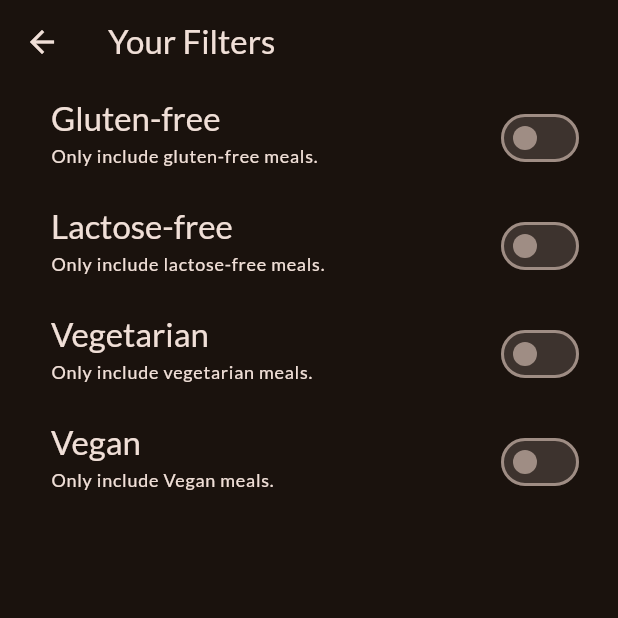
After one commit to Chinez-droid/Meals-App, a Flutter app: the FiltersScreen screen opened directly, on a phone screen of 412 x 824 dp, the top half of it. The commit adds this screen. Run offline on Flutter 3.47's test engine with Material 3 defaults, Android fonts, the phone set to English and light mode, and no system bars; our stand-ins replace google_fonts, transparent_image.

```diff
--- /dev/null
+++ b/lib/screens/filters.dart
@@ -0,0 +1,133 @@
+import 'package:flutter/material.dart';
+// import 'package:meals/screens/tabs.dart';
+// import 'package:meals/widgets/main_drawer.dart';
+
+class FiltersScreen extends StatefulWidget {
+  const FiltersScreen({super.key});
+
+  @override
+  State<FiltersScreen> createState() {
+    return _FiltersScreenState();
+  }
+}
+
+class _FiltersScreenState extends State<FiltersScreen> {
+  var _glutenFreeFilterSet = false;
+  var _lactoseFreeFilterSet = false;
+  var _vegetarianFilterSet = false;
+  var _veganFilterSet = false;
+
+  @override
+  Widget build(BuildContext context) {
+    // returning the design & functionality of the widget
+    return Scaffold(
+      appBar: AppBar(
+        title: const Text('Your Filters'),
+      ),
+      //drawer: MainDrawer(
+      // onSelectScreen: (identifier) {
+      // Navigator.of(context).pop();
+      //if (identifier == 'Meals') {
+      // Navigator.of(context).pushReplacement(
+      // MaterialPageRoute(
+      //  builder: (ctx) => const TabsScreen(),
+      //),
+      // );
+      //}
+      //},
+      // ),
+      body: Column(
+        children: [
+          SwitchListTile(
+            value: _glutenFreeFilterSet,
+            onChanged: (isChecked) {
+              setState(() {
+                _glutenFreeFilterSet = isChecked;
+              });
+            },
+            title: Text(
+              'Gluten-free',
+              style: Theme.of(context).textTheme.titleLarge!.copyWith(
+                    color: Theme.of(context).colorScheme.onBackground,
+                  ),
+            ),
+            subtitle: Text(
+              'Only include gluten-free meals.',
+              style: Theme.of(context).textTheme.labelMedium!.copyWith(
+                    color: Theme.of(context).colorScheme.onBackground,
+                  ),
+            ),
+            activeColor: Theme.of(context).colorScheme.tertiary,
+            contentPadding: const EdgeInsets.only(left: 34, right: 22),
+          ),
+          SwitchListTile(
+            value: _lactoseFreeFilterSet,
+            onChanged: (isChecked) {
+              setState(() {
+                _lactoseFreeFilterSet = isChecked;
+              });
+            },
+            title: Text(
+              'Lactose-free',
+              style: Theme.of(context).textTheme.titleLarge!.copyWith(
+                    color: Theme.of(context).colorScheme.onBackground,
+                  ),
+            ),
+            subtitle: Text(
+              'Only include lactose-free meals.',
+              style: Theme.of(context).textTheme.labelMedium!.copyWith(
+                    color: Theme.of(context).colorScheme.onBackground,
+                  ),
+            ),
+            activeColor: Theme.of(context).colorScheme.tertiary,
+            contentPadding: const EdgeInsets.only(left: 34, right: 22),
+          ),
+          SwitchListTile(
+            value: _vegetarianFilterSet,
+            onChanged: (isChecked) {
+              setState(() {
+                _vegetarianFilterSet = isChecked;
+              });
+            },
+            title: Text(
+              'Vegetarian',
+              style: Theme.of(context).textTheme.titleLarge!.copyWith(
+                    color: Theme.of(context).colorScheme.onBackground,
+                  ),
+            ),
+            subtitle: Text(
+              'Only include vegetarian meals.',
+              style: Theme.of(context).textTheme.labelMedium!.copyWith(
+                    color: Theme.of(context).colorScheme.onBackground,
+                  ),
+            ),
+            activeColor: Theme.of(context).colorScheme.tertiary,
+            contentPadding: const EdgeInsets.only(left: 34, right: 22),
+          ),
+          SwitchListTile(
+            value: _veganFilterSet,
+            onChanged: (isChecked) {
+              setState(() {
+                _veganFilterSet = isChecked;
+              });
+            },
+            title: Text(
+              'Vegan',
+              style: Theme.of(context).textTheme.titleLarge!.copyWith(
+                    color: Theme.of(context).colorScheme.onBackground,
+                  ),
+            ),
+            subtitle: Text(
+              'Only include Vegan meals.',
+              style: Theme.of(context).textTheme.labelMedium!.copyWith(
+                    color: Theme.of(context).colorScheme.onBackground,
+                  ),
+            ),
+            activeColor: Theme.of(context).colorScheme.tertiary,
+            contentPadding: const EdgeInsets.only(left: 34, right: 22),
+          ),
+        ],
+      ),
+    );
+  }
+}
```
Also changed, not shown: lib/screens/tabs.dart (+16 -1 lines), lib/widgets/main_drawer.dart (+10 -3 lines).
